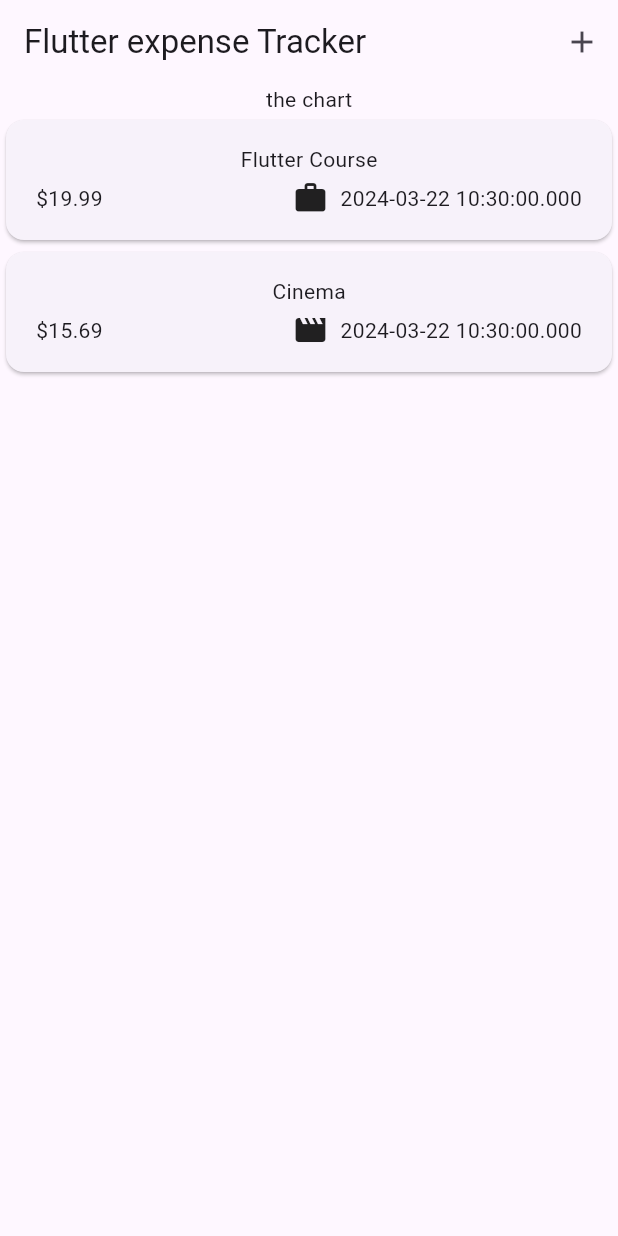
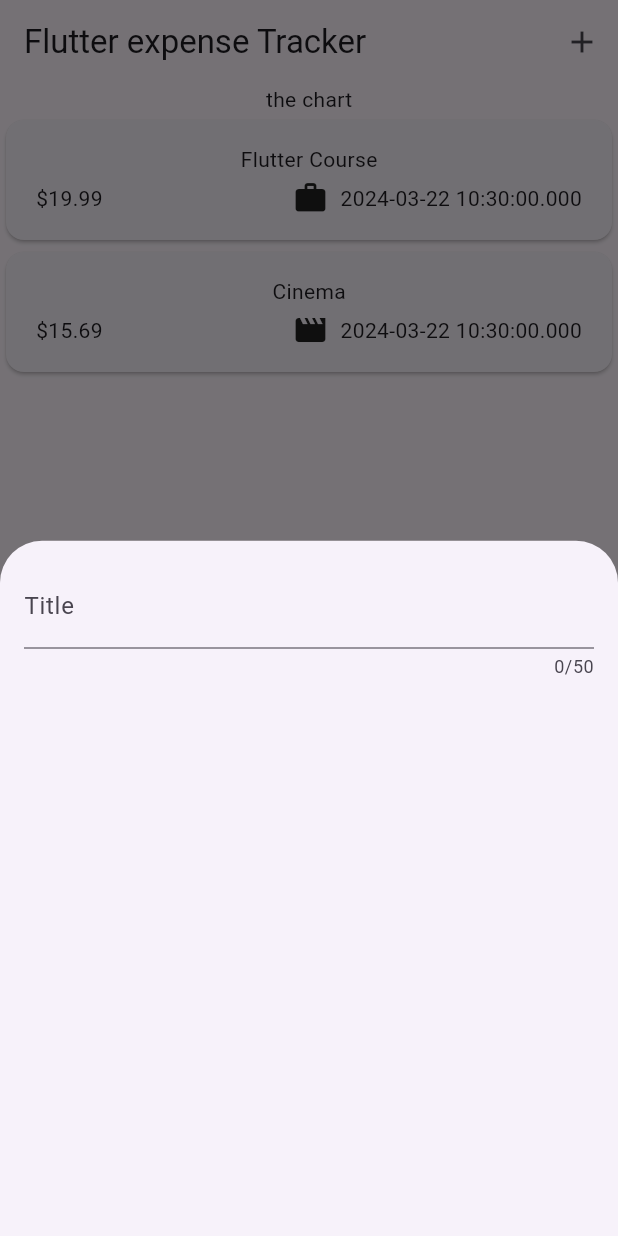
Before and after one commit to Kaishyshy9977/flutter, a Flutter app: the screen it shows after launch, after a tap on the "add" icon, on a phone screen of 412 x 824 dp. Run offline on Flutter 3.47's test engine with Material 3 defaults, Android fonts, the phone set to English and light mode, and no system bars.

Commit message:
new Pading

```diff
--- a/expense_tracker/lib/main.dart
+++ b/expense_tracker/lib/main.dart
@@ -1,4 +1,4 @@
-import 'package:expense_tracker/expenses.dart';
+import 'package:expense_tracker/widgets/expenses.dart';
 import 'package:flutter/material.dart';
 
 void main() {
--- a/expense_tracker/lib/expenses.dart
+++ b/expense_tracker/lib/widgets/expenses.dart
@@ -1,5 +1,6 @@
-import 'package:expense_tracker/widgets/expenses_list.dart';
+import 'package:expense_tracker/widgets/expenses_list/expenses_list.dart';
 import 'package:expense_tracker/model/expense.dart';
+import 'package:expense_tracker/widgets/new_expense.dart';
 import 'package:flutter/material.dart';
 
 class Expenses extends StatefulWidget {
@@ -23,12 +24,20 @@ class _ExpenseState extends State<Expenses> {
         category: Category.leisure),
   ];
 
+  void _openAddExpenseOverlay() {
+    showModalBottomSheet(
+      context: context,
+      builder: (ctx) => const NewExpense(),
+    );
+  }
+
   @override
   Widget build(BuildContext context) {
     return Scaffold(
-      appBar: AppBar(
-          title: const Text('Flutter expense Tracker'),
-          actions: [IconButton(onPressed: () {}, icon: const Icon(Icons.add))]),
+      appBar: AppBar(title: const Text('Flutter expense Tracker'), actions: [
+        IconButton(
+            onPressed: _openAddExpenseOverlay, icon: const Icon(Icons.add))
+      ]),
       body: Column(children: [
         const Text("the chart"),
         Expanded(child: ExpensesList(expenses: _registeredExpenses)),
--- a/expense_tracker/lib/widgets/expenses_list.dart
+++ b/expense_tracker/lib/widgets/expenses_list/expenses_list.dart
@@ -1,6 +1,6 @@
-import 'package:expense_tracker/widgets/expense_item.dart';
+import 'package:expense_tracker/widgets/expenses_list/expense_item.dart';
 import 'package:flutter/material.dart';
-import '../model/expense.dart';
+import '../../model/expense.dart';
 
 class ExpensesList extends StatelessWidget {
   const ExpensesList({
--- /dev/null
+++ b/expense_tracker/lib/widgets/new_expense.dart
@@ -0,0 +1,27 @@
+import 'package:flutter/material.dart';
+
+class NewExpense extends StatefulWidget {
+  const NewExpense({super.key});
+
+  @override
+  State<NewExpense> createState() => _NewExpenseState();
+}
+
+class _NewExpenseState extends State<NewExpense> {
+  @override
+  Widget build(BuildContext context) {
+    return const Padding(
+      padding: EdgeInsets.all(16),
+      child: Column(
+        children: [
+          TextField(
+            maxLength: 50,
+            decoration: InputDecoration(
+              label: Text('Title'),
+            ),
+          ),
+        ],
+      ),
+    );
+  }
+}
```
Also changed, not shown: expense_tracker/lib/widgets/expenses_list/expense_item.dart (renamed from expense_tracker/lib/widgets/expense_item.dart), 1 other file.
